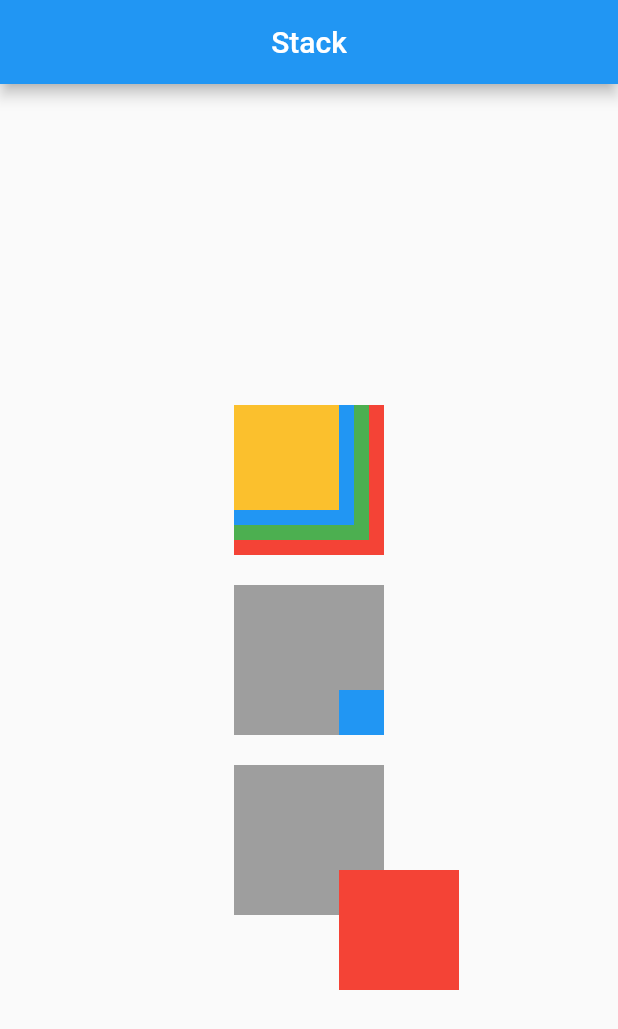
After one commit to nobushiueshi/flutter_widget_of_the_week, a Flutter app: the SamplePage049 screen opened directly, on a phone screen of 412 x 824 dp. The commit adds this screen. Shown: the top 1029 px of the screen. Run offline on Flutter 3.47's test engine with Material 2 defaults, Android fonts, the phone set to English and light mode, and no system bars.

Commit message:
#049 Stackを追加.

```diff
--- a/lib/presentation/pages/sample/sample040_page_data_list.dart
+++ b/lib/presentation/pages/sample/sample040_page_data_list.dart
@@ -8,8 +8,10 @@ import 'package:flutter_widget_of_the_week/presentation/pages/sample040/sample_p
 import 'package:flutter_widget_of_the_week/presentation/pages/sample040/sample_page_046.dart';
 import 'package:flutter_widget_of_the_week/presentation/pages/sample040/sample_page_047.dart';
 import 'package:flutter_widget_of_the_week/presentation/pages/sample040/sample_page_048.dart';
+import 'package:flutter_widget_of_the_week/presentation/pages/sample040/sample_page_049.dart';
 
 final sample040PageDataList = <SamplePageData>[
+  SamplePageData(name: '#49 Stack', widget: const SamplePage049()),
   SamplePageData(name: '#48 ConstrainedBox', widget: const SamplePage048()),
   SamplePageData(name: '#47 Semantics', widget: const SamplePage047()),
   SamplePageData(name: '#46 IndexedStack', widget: const SamplePage046()),
--- /dev/null
+++ b/lib/presentation/pages/sample040/sample_page_049.dart
@@ -0,0 +1,94 @@
+import 'package:flutter/material.dart';
+
+class SamplePage049 extends StatefulWidget {
+  const SamplePage049({
+    Key? key,
+  }) : super(key: key);
+
+  @override
+  State<SamplePage049> createState() => _SamplePage049State();
+}
+
+class _SamplePage049State extends State<SamplePage049> {
+  @override
+  Widget build(BuildContext context) {
+    return Scaffold(
+      appBar: AppBar(
+        title: const Text('Stack'),
+        centerTitle: true,
+      ),
+      body: SafeArea(
+        child: Center(
+          child: Column(
+            mainAxisAlignment: MainAxisAlignment.center,
+            children: [
+              Stack(
+                children: [
+                  Container(
+                    width: 100,
+                    height: 100,
+                    color: Colors.red,
+                  ),
+                  Container(
+                    width: 90,
+                    height: 90,
+                    color: Colors.green,
+                  ),
+                  Container(
+                    width: 80,
+                    height: 80,
+                    color: Colors.blue,
+                  ),
+                  Container(
+                    width: 70,
+                    height: 70,
+                    color: Colors.yellow[700],
+                  ),
+                ],
+              ),
+              const SizedBox(height: 20),
+              Stack(
+                children: [
+                  Container(
+                    width: 100,
+                    height: 100,
+                    color: Colors.grey,
+                  ),
+                  Positioned(
+                    bottom: -50,
+                    right: -50,
+                    child: Container(
+                      width: 80,
+                      height: 80,
+                      color: Colors.blue,
+                    ),
+                  ),
+                ],
+              ),
+              const SizedBox(height: 20),
+              Stack(
+                clipBehavior: Clip.none,
+                children: [
+                  Container(
+                    width: 100,
+                    height: 100,
+                    color: Colors.grey,
+                  ),
+                  Positioned(
+                    bottom: -50,
+                    right: -50,
+                    child: Container(
+                      width: 80,
+                      height: 80,
+                      color: Colors.red,
+                    ),
+                  ),
+                ],
+              ),
+            ],
+          ),
+        ),
+      ),
+    );
+  }
+}
```
Also changed, not shown: 1 other file.
